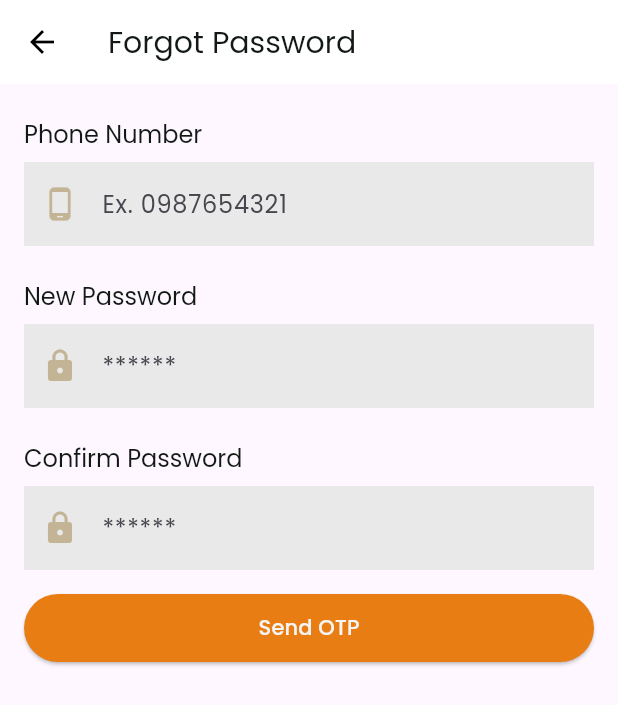
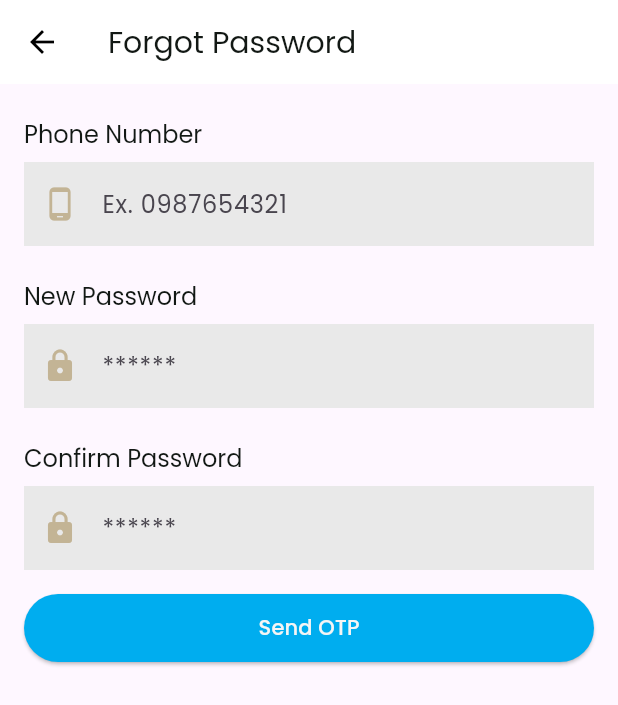
Before and after one commit to AbdulsemedM/Is-Fin, a Flutter app: the screen it shows after launch, after a tap on "Skip", after a tap on "Forgot Password", on a phone screen of 412 x 824 dp. Shown: the top 705 px of the screen. Run offline on Flutter 3.47's test engine with Material 3 defaults, Android fonts, the phone set to English and light mode, and no system bars; our stand-ins replace custom_sliding_segmented_control, device_info_plus, dio, flutter_bloc, flutter_secure_storage, get and 9 more; missing offline and left inert: flutter_advanced_segment, image_gallery_saver_plus, swipe_refresh, syncfusion_flutter_pdfviewer; network calls fail.

Commit message:
changed color , filtering based on status and date

```diff
--- a/lib/app/utils/app_colors.dart
+++ b/lib/app/utils/app_colors.dart
@@ -1,9 +1,10 @@
 import 'package:flutter/material.dart';
 
 class AppColors {
-  static const primaryColor = Color(0xFFe48525);
-  static const primaryDarkColor = Color.fromARGB(255, 232, 125, 19);
-  static const secondaryDarkColor = Color(0xFF00adef);
+  static const secondaryDarkColor = Color(0xFFe48525);
+  static const secondaryColor = Color.fromARGB(255, 232, 125, 19);
+  static const primaryColor = Color.fromARGB(255, 4, 182, 253);
+  static const primaryDarkColor = Color(0xFF00adef);
   static const greyColor = Color(0xFFE9E9E9);
 
   static const primaryTextColor = Color(0xFF121814);
--- a/lib/features/login/presentation/screen/login_screen.dart
+++ b/lib/features/login/presentation/screen/login_screen.dart
@@ -89,7 +89,7 @@ class _LoginScreenState extends State<LoginScreen> {
                 style: Theme.of(context)
                     .textTheme
                     .displayLarge
-                    ?.copyWith(color: const Color.fromARGB(255, 219, 111, 3)),
+                    ?.copyWith(color: AppColors.primaryColor),
               ),
               const SizedBox(
                 height: 10,
--- a/lib/features/profile/presentation/widgets/kyc_card_widget.dart
+++ b/lib/features/profile/presentation/widgets/kyc_card_widget.dart
@@ -56,7 +56,8 @@ class KycProgressCard extends StatelessWidget {
               child: LinearProgressIndicator(
                 value: percent, // Set the progress value
                 backgroundColor: Colors.white,
-                valueColor: const AlwaysStoppedAnimation<Color>(Colors.blue),
+                valueColor:
+                    AlwaysStoppedAnimation<Color>(AppColors.secondaryColor),
                 minHeight: 10,
               ),
             ),
--- a/lib/features/profile/presentation/widgets/loan_status_card.dart
+++ b/lib/features/profile/presentation/widgets/loan_status_card.dart
@@ -21,7 +21,7 @@ class LoanStatusCard extends StatelessWidget {
       height: MediaQuery.of(context).size.height * 0.12,
       padding: const EdgeInsets.all(16),
       decoration: BoxDecoration(
-        color: const Color.fromARGB(255, 243, 224, 193),
+        color: AppColors.primaryColor.withOpacity(0.3),
         borderRadius: BorderRadius.circular(12),
       ),
       child: Row(
--- a/lib/features/profile/presentation/widgets/upper_circular_design.dart
+++ b/lib/features/profile/presentation/widgets/upper_circular_design.dart
@@ -6,7 +6,7 @@ class CurvedPainter extends CustomPainter {
   void paint(Canvas canvas, Size size) {
     // First curve (bottom-most)
     final paint1 = Paint()
-      ..color = const Color.fromARGB(255, 245, 225, 195)
+      ..color = AppColors.primaryColor.withOpacity(0.3)
       ..style = PaintingStyle.fill;
     final path1 = Path();
     path1.lineTo(0, size.height * 0.6);
@@ -18,7 +18,7 @@ class CurvedPainter extends CustomPainter {
 
     // Second curve (middle)
     final paint2 = Paint()
-      ..color = const Color.fromARGB(255, 231, 157, 82)
+      ..color = AppColors.primaryColor.withOpacity(0.6)
       ..style = PaintingStyle.fill;
     final path2 = Path();
     path2.lineTo(0, size.height * 0.4);
```
Also changed, not shown: lib/features/home/presentation/screens/home_screen.dart (+15 -8 lines), lib/features/loan_approval_status/presentation/screen/loan_list_screen.dart (+15 -2 lines), lib/features/provider_loan_form/presentation/screen/provider_loan_list_screen.dart (+18 -2 lines), 1 other file.
